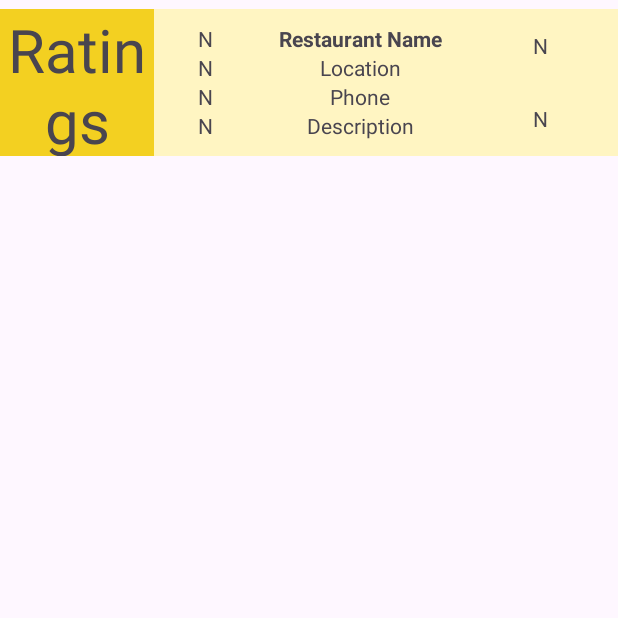
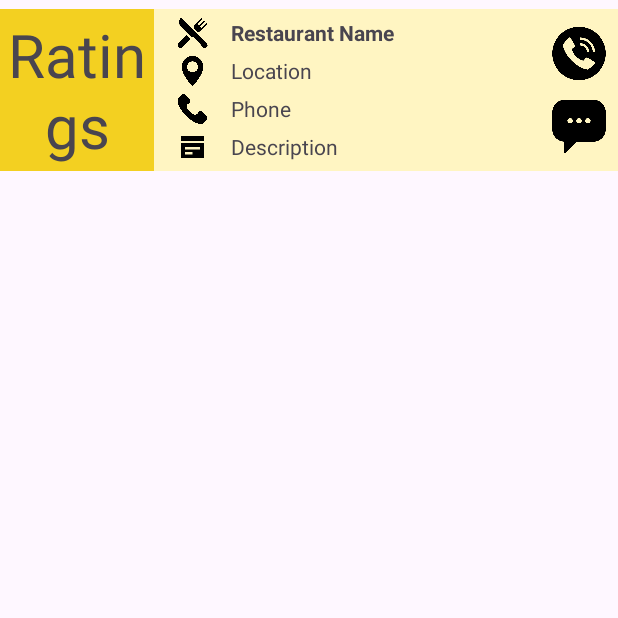
Before and after one commit to ahsannjavaid/smd-assignment-2, an Android app: the fragment RestaurantFragment shown on its own in the app's theme, on a phone screen of 412 x 824 dp, the top half of it. Run offline under Robolectric (Android 15) with nearby library versions, the phone set to English and light mode, and no system bars.

Commit message:
icons add

```diff
--- a/app/src/main/java/com/example/smdassignment2/RestaurantAdapter.java
+++ b/app/src/main/java/com/example/smdassignment2/RestaurantAdapter.java
@@ -31,9 +31,21 @@ public class RestaurantAdapter extends RecyclerView.Adapter<RestaurantAdapter.Re
         Restaurant restaurant = restaurantList.get(position);
         holder.textRating.setText(restaurant.getRating());
         holder.textName.setText(restaurant.getName());
-        holder.textLocation.setText(restaurant.getLocation());
         holder.textPhone.setText(restaurant.getPhone());
-        holder.textDescription.setText(restaurant.getDescription());
+
+        // Limiting address text to show
+        String location = restaurant.getLocation();
+        if (location.length() > 25) {
+            location = location.substring(0, 25) + "...";
+        }
+        holder.textLocation.setText(location);
+
+        // Limiting description text to show
+        String description = restaurant.getDescription();
+        if (description.length() > 25) {
+            description = description.substring(0, 25) + "...";
+        }
+        holder.textDescription.setText(description);
     }
 
     @Override
--- a/app/src/main/java/com/example/smdassignment2/RestaurantFragment.java
+++ b/app/src/main/java/com/example/smdassignment2/RestaurantFragment.java
@@ -28,36 +28,6 @@ public class RestaurantFragment extends Fragment {
                              Bundle savedInstanceState) {
         // Inflate the layout for this fragment
         View view = inflater.inflate(R.layout.fragment_restaurant, container, false);
-
-        // Initialize TextViews to display restaurant information
-        TextView ratingTextView = view.findViewById(R.id.tvRating);
-        TextView nameTextView = view.findViewById(R.id.tvName);
-        TextView locationTextView = view.findViewById(R.id.tvLocation);
-        TextView phoneTextView = view.findViewById(R.id.tvPhone);
-        TextView descriptionTextView = view.findViewById(R.id.tvDescription);
-
-        // Populate TextViews with restaurant data
-        if (restaurant != null) {
-            ratingTextView.setText(restaurant.getRating());
-            nameTextView.setText(restaurant.getName().toUpperCase());
-
-            // Limiting address text to show
-            String location = restaurant.getLocation();
-            if (location.length() > 20) {
-                location = location.substring(0, 20) + "...";
-            }
-            locationTextView.setText(location);
-
-            phoneTextView.setText(restaurant.getPhone());
-
-            // Limiting description text to show
-            String description = restaurant.getDescription();
-            if (description.length() > 40) {
-                description = description.substring(0, 40) + "...";
-            }
-            descriptionTextView.setText(description);
-        }
-
         return view;
     }
 }
--- a/app/src/main/res/layout/fragment_restaurant.xml
+++ b/app/src/main/res/layout/fragment_restaurant.xml
@@ -2,7 +2,7 @@
 <FrameLayout xmlns:android="http://schemas.android.com/apk/res/android"
     xmlns:tools="http://schemas.android.com/tools"
     android:layout_width="match_parent"
-    android:layout_height="110dp"
+    android:layout_height="120dp"
     android:paddingVertical="6dp"
     tools:context=".RestaurantFragment">
 
@@ -14,7 +14,7 @@
         <TextView
             android:layout_width="0dp"
             android:layout_height="match_parent"
-            android:layout_weight="1"
+            android:layout_weight="2"
             android:text="@string/ratings"
             android:gravity="center"
             android:background="@color/yellow"
@@ -24,81 +24,80 @@
         <LinearLayout
             android:layout_width="0dp"
             android:layout_height="match_parent"
-            android:layout_weight="2"
+            android:layout_weight="5"
             android:orientation="vertical"
             android:gravity="center"
-            android:background="@color/light_yellow">
+            android:background="@color/light_yellow"
+            android:paddingVertical="5dp">
 
             <LinearLayout
                 android:layout_width="match_parent"
                 android:layout_height="wrap_content">
+                <ImageView
+                    android:layout_width="0dp"
+                    android:layout_height="20dp"
+                    android:layout_weight="1"
+                    android:src="@drawable/restaurant"
+                    android:contentDescription="@string/restaurant"
+                    />
                 <TextView
                     android:layout_width="0dp"
                     android:layout_height="match_parent"
-                    android:layout_weight="1"
-                    android:text="N"
-                    android:gravity="center" />
-                <TextView
-                    android:layout_width="0dp"
-                    android:layout_height="match_parent"
-                    android:layout_weight="2"
+                    android:layout_weight="4"
                     android:text="@string/restaurant_name"
-                    android:gravity="center"
                     android:id="@+id/tvName"
                     android:textStyle="bold" />
             </LinearLayout>
 
             <LinearLayout
                 android:layout_width="match_parent"
-                android:layout_height="wrap_content">
+                android:layout_height="wrap_content"
+                android:paddingTop="5dp">
+
+                <ImageView
+                    android:layout_width="0dp"
+                    android:layout_height="20dp"
+                    android:layout_weight="1"
+                    android:src="@drawable/mapsandflags" />
                 <TextView
                     android:layout_width="0dp"
                     android:layout_height="match_parent"
-                    android:layout_weight="1"
-                    android:text="N"
-                    android:gravity="center" />
-                <TextView
-                    android:layout_width="0dp"
-                    android:layout_height="match_parent"
-                    android:layout_weight="2"
+                    android:layout_weight="4"
                     android:text="@string/location"
-                    android:gravity="center"
                     android:id="@+id/tvLocation" />
             </LinearLayout>
 
             <LinearLayout
                 android:layout_width="match_parent"
-                android:layout_height="wrap_content">
+                android:layout_height="wrap_content"
+                android:paddingTop="5dp">
+                <ImageView
+                    android:layout_width="0dp"
+                    android:layout_height="20dp"
+                    android:layout_weight="1"
+                    android:src="@drawable/phonecall" />
                 <TextView
                     android:layout_width="0dp"
                     android:layout_height="match_parent"
-                    android:layout_weight="1"
-                    android:text="N"
-                    android:gravity="center" />
-                <TextView
-                    android:layout_width="0dp"
-                    android:layout_height="match_parent"
-                    android:layout_weight="2"
+                    android:layout_weight="4"
                     android:text="@string/phone"
-                    android:gravity="center"
                     android:id="@+id/tvPhone" />
             </LinearLayout>
 
             <LinearLayout
                 android:layout_width="match_parent"
-                android:layout_height="wrap_content">
+                android:layout_height="wrap_content"
+                android:paddingTop="5dp">
+                <ImageView
+                    android:layout_width="0dp"
+                    android:layout_height="20dp"
+                    android:layout_weight="1"
+                    android:src="@drawable/description" />
                 <TextView
                     android:layout_width="0dp"
                     android:layout_height="match_parent"
-                    android:layout_weight="1"
-                    android:text="N"
-                    android:gravity="center" />
-                <TextView
-                    android:layout_width="0dp"
-                    android:layout_height="match_parent"
-                    android:layout_weight="2"
+                    android:layout_weight="4"
                     android:text="@string/description"
-                    android:gravity="center"
                     android:id="@+id/tvDescription" />
             </LinearLayout>
 
@@ -109,19 +108,21 @@
             android:layout_weight="1"
             android:orientation="vertical"
             android:gravity="center"
-            android:background="@color/light_yellow">
-            <TextView
+            android:background="@color/light_yellow"
+            android:paddingVertical="5dp">
+            <ImageView
                 android:layout_width="match_parent"
                 android:layout_height="0dp"
                 android:layout_weight="1"
-                android:text="N"
-                android:gravity="center" />
-            <TextView
+                android:src="@drawable/telephonecall"
+                android:paddingVertical="5dp" />
+
+            <ImageView
                 android:layout_width="match_parent"
                 android:layout_height="0dp"
                 android:layout_weight="1"
-                android:text="N"
-                android:gravity="center" />
+                android:paddingVertical="5dp"
+                android:src="@drawable/chat" />
         </LinearLayout>
 
     </LinearLayout>
--- a/app/src/main/res/values/strings.xml
+++ b/app/src/main/res/values/strings.xml
@@ -7,4 +7,5 @@
     <string name="description">Description</string>
     <string name="location">Location</string>
     <string name="restaurant_name">Restaurant Name</string>
+    <string name="restaurant" />
 </resources>
```
Also changed, not shown: app/src/main/res/drawable/chat.png (added), app/src/main/res/drawable/description.png (added), app/src/main/res/drawable/editinfo.png (added), app/src/main/res/drawable/mapsandflags.png (added), app/src/main/res/drawable/phonecall.png (added), app/src/main/res/drawable/restaurant.png (added), app/src/main/res/drawable/telephonecall.png (added).
